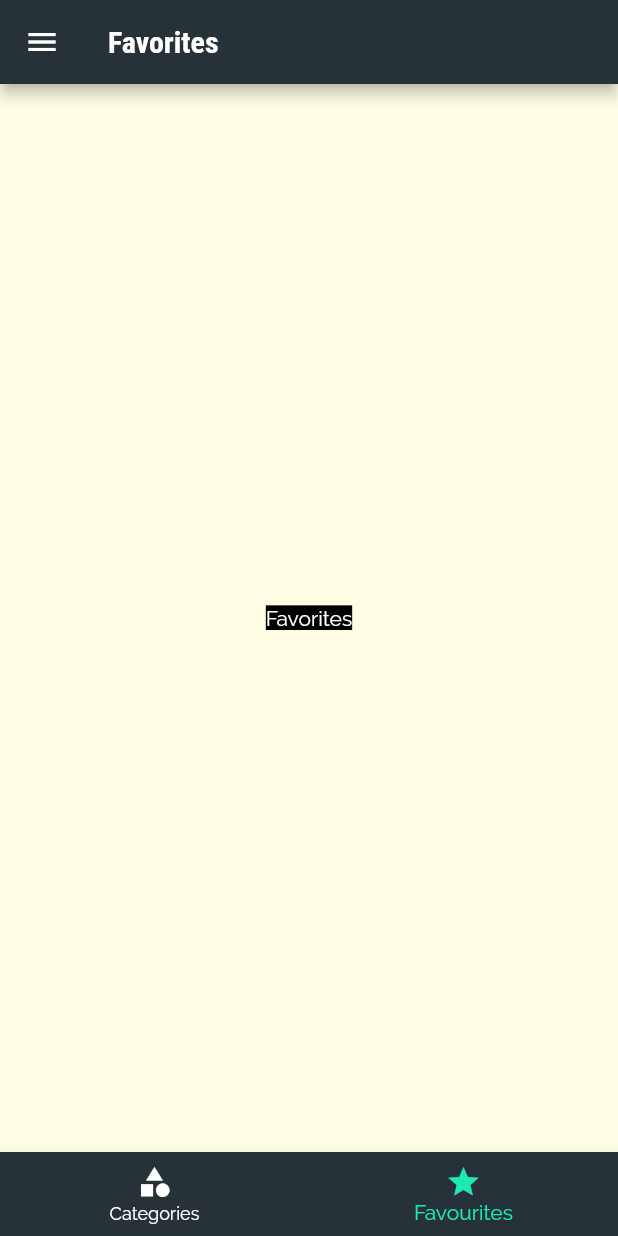
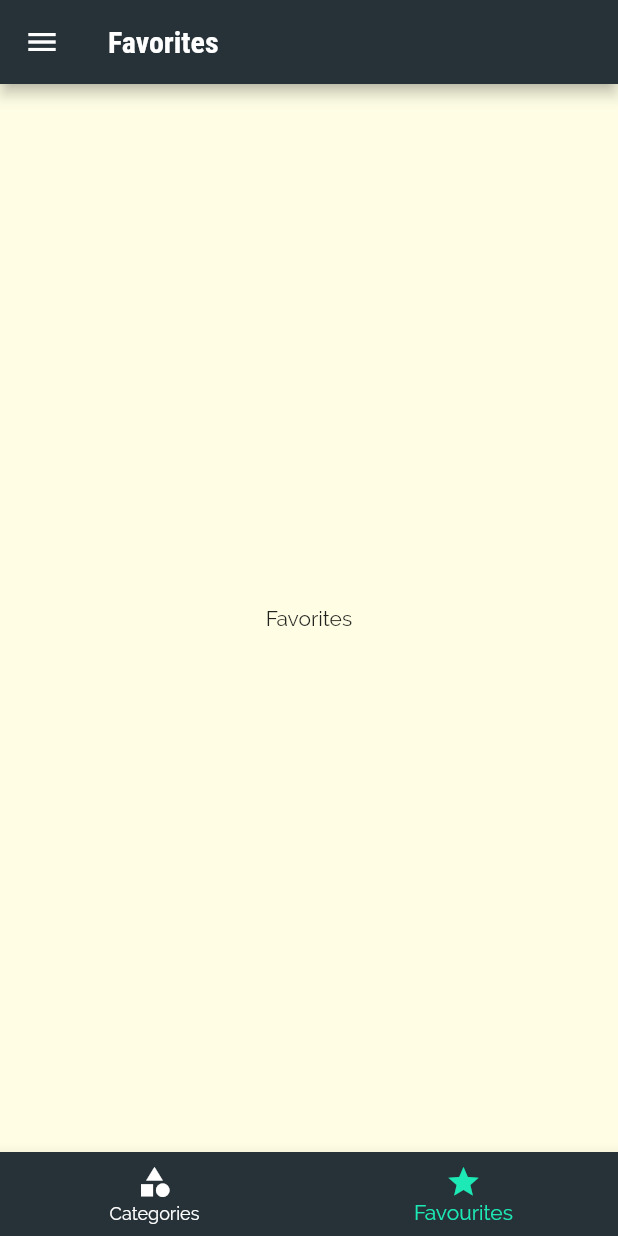
Before and after one commit to EliezerAmbion/flutter_meals_app, a Flutter app: the screen it shows after launch, item 2 of the bottom bar chosen, on a phone screen of 412 x 824 dp. Run offline on Flutter 3.47's test engine with Material 2 defaults, Android fonts, the phone set to English and light mode, and no system bars.

```diff
--- a/lib/main.dart
+++ b/lib/main.dart
@@ -1,8 +1,8 @@
 import 'package:flutter/material.dart';
 
+import '/screens/filters_screen.dart';
 import 'screens/meal_detail_screen.dart';
 import 'screens/category_meals_screen.dart';
-import 'screens/categories_screen.dart';
 import 'screens/tabs_screen.dart';
 
 void main() => runApp(MyApp());
@@ -27,7 +27,7 @@ class MyApp extends StatelessWidget {
                 color: Colors.black54,
               ),
               bodyText2: const TextStyle(
-                color: Colors.white,
+                color: Colors.black87,
               ),
               headline6: const TextStyle(
                 fontSize: 20,
@@ -38,9 +38,10 @@ class MyApp extends StatelessWidget {
       ),
       // home: CategoriesScreen(),
       routes: {
-        '/': (ctx) => const TabsScreen(),
+        '/': (ctx) => TabsScreen(),
         CategoryMealsScreen.routeName: (ctx) => CategoryMealsScreen(),
         MealDetailScreen.routeName: (ctx) => MealDetailScreen(),
+        FiltersScreen.routeName: (ctx) => FiltersScreen(),
       },
     );
   }
--- a/lib/screens/category_meals_screen.dart
+++ b/lib/screens/category_meals_screen.dart
@@ -1,6 +1,5 @@
 import 'package:flutter/material.dart';
 
-import '../models/meal.dart';
 import '../widgets/meal_card.dart';
 import '../dummy_data.dart';
 
--- a/lib/screens/favorites_screen.dart
+++ b/lib/screens/favorites_screen.dart
@@ -8,7 +8,6 @@ class FavoritesScreen extends StatelessWidget {
     return const Center(
       child: Text(
         'Favorites',
-        style: TextStyle(backgroundColor: Colors.black),
       ),
     );
   }
--- a/lib/screens/meal_detail_screen.dart
+++ b/lib/screens/meal_detail_screen.dart
@@ -4,8 +4,6 @@ import '/dummy_data.dart';
 
 class MealDetailScreen extends StatelessWidget {
   static const routeName = '/meal-detail';
-
-  const MealDetailScreen({super.key});
 
   buildSectionTitle(BuildContext context, String text) {
     return Align(
--- a/lib/screens/tabs_screen.dart
+++ b/lib/screens/tabs_screen.dart
@@ -5,8 +5,6 @@ import 'categories_screen.dart';
 import 'favorites_screen.dart';
 
 class TabsScreen extends StatefulWidget {
-  const TabsScreen({super.key});
-
   @override
   State<TabsScreen> createState() => _TabsScreenState();
 }
@@ -31,7 +29,7 @@ class _TabsScreenState extends State<TabsScreen> {
       appBar: AppBar(
         title: Text(_pages[_selectedPageIndex]['title']),
       ),
-      drawer: const MainDrawer(),
+      drawer: const MainDrawer(), // Drawer
       body: _pages[_selectedPageIndex]['page'],
       bottomNavigationBar: BottomNavigationBar(
         onTap: _selectPage,
```
Also changed, not shown: lib/screens/filters_screen.dart (added, +17 -0 lines), lib/widgets/main_drawer.dart (+9 -4 lines).
